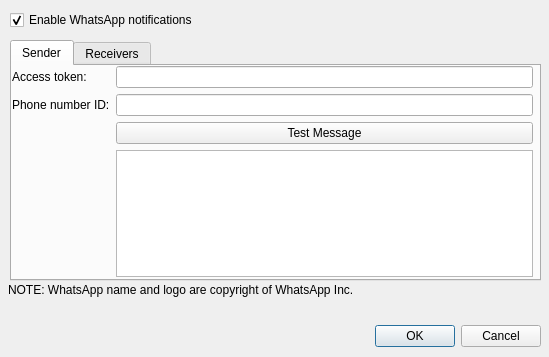
This is wadas/ui/qt/configure_whatsapp.ui in stefanodellosa-personal/WADAS as Qt 5 draws it before an edit. The edited form follows.
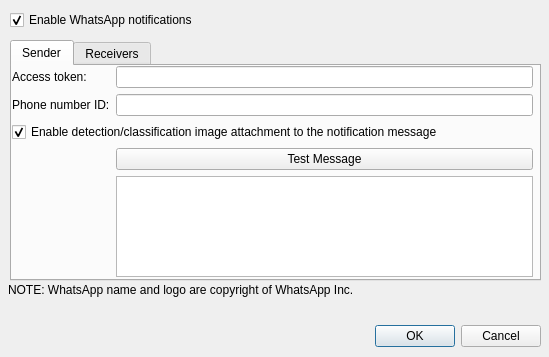
This is the edited form.

Commit message: Whazzup dialog refined, test message added

```diff
--- a/wadas/ui/qt/configure_whatsapp.ui
+++ b/wadas/ui/qt/configure_whatsapp.ui
@@ -68,6 +68,16 @@
       </rect>
      </property>
      <layout class="QGridLayout" name="gridLayout_2">
+      <item row="1" column="1">
+       <widget class="QLineEdit" name="lineEdit_phoneID"/>
+      </item>
+      <item row="3" column="1">
+       <widget class="QPushButton" name="pushButton_testMessage">
+        <property name="text">
+         <string>Test Message</string>
+        </property>
+       </widget>
+      </item>
       <item row="1" column="0">
        <widget class="QLabel" name="label_2">
         <property name="text">
@@ -75,6 +85,13 @@
         </property>
        </widget>
       </item>
+      <item row="4" column="1">
+       <widget class="QPlainTextEdit" name="plainTextEdit_testMessageLog">
+        <property name="readOnly">
+         <bool>true</bool>
+        </property>
+       </widget>
+      </item>
       <item row="0" column="0">
        <widget class="QLabel" name="label">
         <property name="text">
@@ -82,16 +99,6 @@
         </property>
        </widget>
       </item>
-      <item row="1" column="1">
-       <widget class="QLineEdit" name="lineEdit_phoneID"/>
-      </item>
-      <item row="2" column="1">
-       <widget class="QPushButton" name="pushButton_testMessage">
-        <property name="text">
-         <string>Test Message</string>
-        </property>
-       </widget>
-      </item>
       <item row="0" column="1">
        <widget class="QLineEdit" name="lineEdit_accessToken">
         <property name="echoMode">
@@ -99,9 +106,12 @@
         </property>
        </widget>
       </item>
-      <item row="3" column="1">
-       <widget class="QPlainTextEdit" name="plainTextEdit_testMessageLog">
-        <property name="readOnly">
+      <item row="2" column="0" colspan="2">
+       <widget class="QCheckBox" name="checkBox">
+        <property name="text">
+         <string>Enable detection/classification image attachment to the notification message</string>
+        </property>
+        <property name="checked">
          <bool>true</bool>
         </property>
        </widget>
```
Left out of the diff: 7 changed lines with no effect on the pictures. The commit also changes 2 other files.
